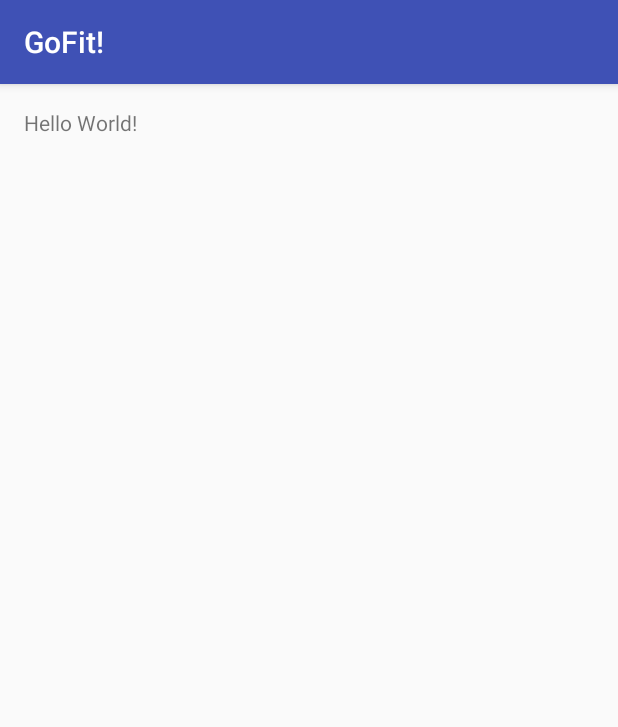
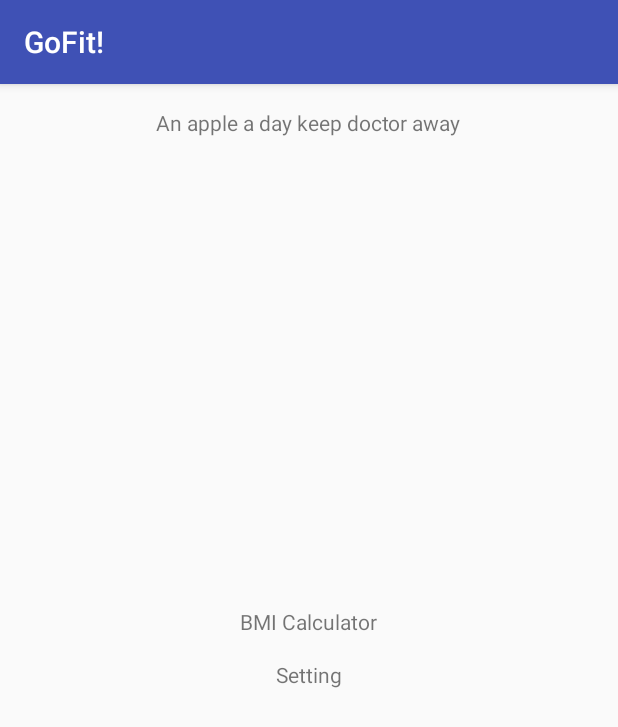
Before and after one commit to dantard123/GoFit-Android-Mobile-App, an Android app: the screen it shows after launch (MainActivity), on a phone screen of 412 x 824 dp. Shown: the top 727 px of the screen. Run offline under Robolectric (Android 15) with nearby library versions, the phone set to English and light mode, and no system bars.

Commit message:
Second Update -Added basic menu. -Added basic BMI calculator

```diff
--- a/app/src/main/AndroidManifest.xml
+++ b/app/src/main/AndroidManifest.xml
@@ -8,13 +8,17 @@
         android:label="@string/app_name"
         android:supportsRtl="true"
         android:theme="@style/AppTheme">
-        <activity android:name=".MainActivity">
+        <activity
+            android:name=".MainActivity"
+            android:screenOrientation="portrait">
             <intent-filter>
                 <action android:name="android.intent.action.MAIN" />
 
                 <category android:name="android.intent.category.LAUNCHER" />
             </intent-filter>
         </activity>
+        <activity android:name=".CalculatorActivity" />
+        <activity android:name=".SettingActivity"></activity>
     </application>
 
 </manifest>
--- a/app/src/main/res/layout/activity_main.xml
+++ b/app/src/main/res/layout/activity_main.xml
@@ -8,10 +8,46 @@
     android:paddingLeft="@dimen/activity_horizontal_margin"
     android:paddingRight="@dimen/activity_horizontal_margin"
     android:paddingTop="@dimen/activity_vertical_margin"
-    tools:context="com.nikylos.gofit.MainActivity">
+    tools:context="com.nikylos.gofit.MainActivity"
+    android:weightSum="1">
+
 
     <TextView
+        android:text="@string/daily"
         android:layout_width="wrap_content"
         android:layout_height="wrap_content"
-        android:text="Hello World!" />
+        android:id="@+id/textView7"
+        android:layout_centerHorizontal="true"
+        />
+
+    <LinearLayout
+        android:orientation="vertical"
+        android:layout_width="match_parent"
+        android:layout_height="match_parent"
+        android:layout_centerHorizontal="true"
+        android:gravity="center"
+       >
+
+        <TextView
+            android:text="@string/calculator"
+            android:layout_width="wrap_content"
+            android:layout_height="wrap_content"
+            android:paddingBottom="16dp"
+            android:layout_centerHorizontal="true"
+            android:onClick="goCalculator"
+            android:id="@+id/textView" />
+
+        <TextView
+            android:text="@string/setting"
+            android:layout_width="wrap_content"
+            android:layout_height="wrap_content"
+            android:paddingBottom="16dp"
+            android:layout_below="@+id/textView"
+            android:layout_centerHorizontal="true"
+            android:onClick="goSetting"
+            android:id="@+id/textView1" />
+
+    </LinearLayout>
+
+
 </RelativeLayout>
--- a/app/src/main/res/values/strings.xml
+++ b/app/src/main/res/values/strings.xml
@@ -1,3 +1,10 @@
 <resources>
     <string name="app_name">GoFit!</string>
+    <string name="calculator">BMI Calculator</string>
+    <string name="setting">Setting</string>
+    <string name="daily">An apple a day keep doctor away</string>
+    <string name="weight">Weight</string>
+    <string name="height">Height</string>
+    <string name="result">Result</string>
+    <string name="calculate">Calculate</string>
 </resources>
```
Also changed, not shown: app/src/main/java/com/nikylos/gofit/CalculatorActivity.java (added, +35 -0 lines), app/src/main/java/com/nikylos/gofit/MainActivity.java (+15 -0 lines), app/src/main/java/com/nikylos/gofit/SettingActivity.java (added, +13 -0 lines), app/src/main/res/layout/activity_calculator.xml (added, +55 -0 lines), app/src/main/res/layout/activity_setting.xml (added, +13 -0 lines).
